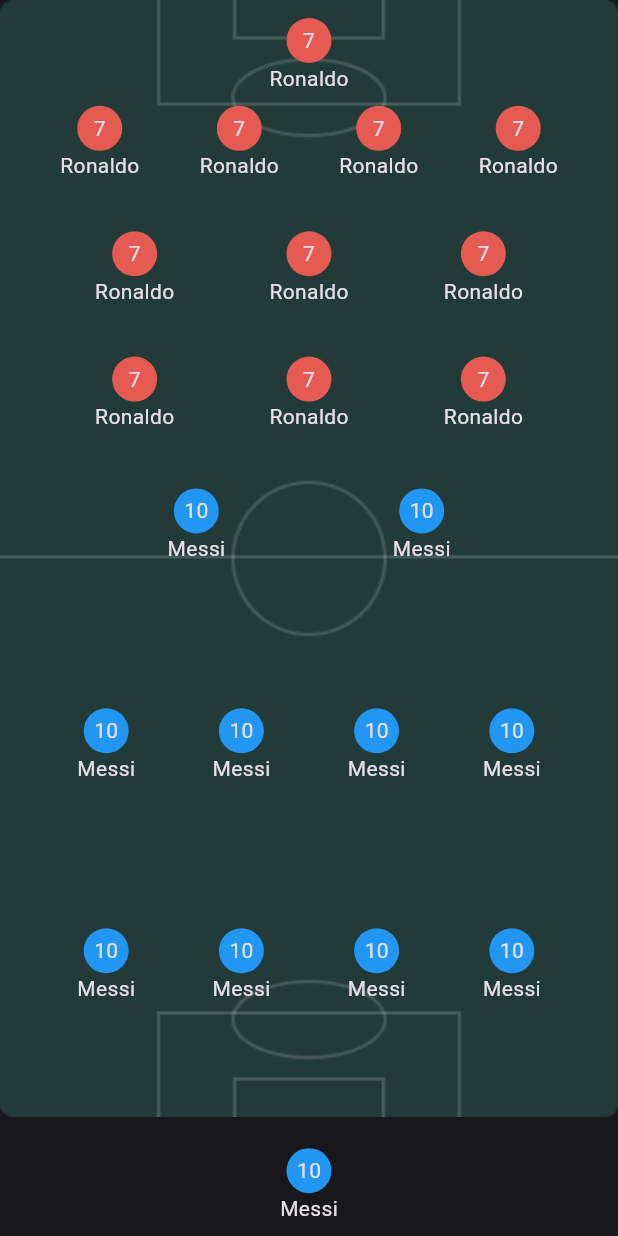
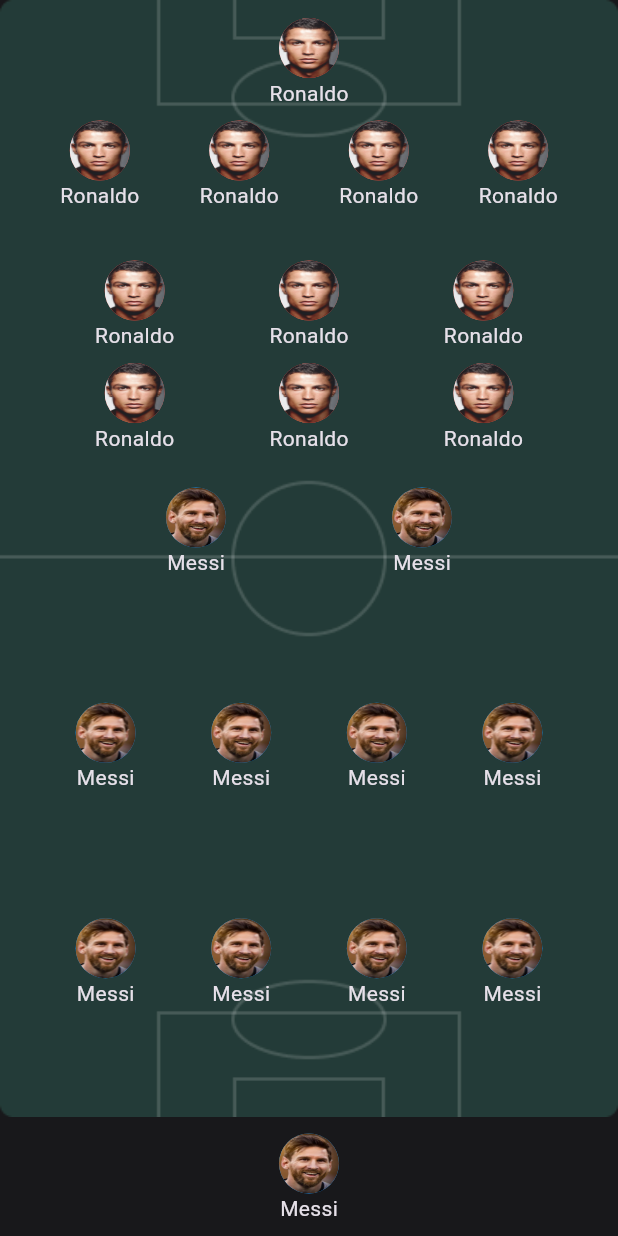
Before and after one commit to MoatazTabl/SwiftGoal, a Flutter app: the LineUpsTab widget shown alone on an empty page, opened directly, on a phone screen of 412 x 824 dp. Run offline on Flutter 3.47's test engine with Material 3 defaults, Android fonts, the light colour scheme and no system bars; our stand-ins replace flutter_screenutil, go_router, google_fonts.

Commit message:
players avatar added

```diff
--- a/lib/feature/match_details/presentation/view/widgets/lineups_tab.dart
+++ b/lib/feature/match_details/presentation/view/widgets/lineups_tab.dart
@@ -46,9 +46,7 @@
                 ],
               ),
             ),
-            const Padding(
-              padding: EdgeInsets.only(top: 25),
-              child: Row(
+            const Row(
               mainAxisAlignment: MainAxisAlignment.spaceEvenly,
               children: [
                 TeamOnePlayer(),
@@ -56,8 +54,7 @@
                 TeamOnePlayer(),
               ],
             ),
-            ),
-            SizedBox(height: 30.h,),
+            SizedBox(height: 15.h,),
             const Row(
               mainAxisAlignment: MainAxisAlignment.spaceEvenly,
               children: [
--- a/lib/feature/match_details/presentation/view/widgets/team_one_player.dart
+++ b/lib/feature/match_details/presentation/view/widgets/team_one_player.dart
@@ -8,16 +8,15 @@
   @override
   Widget build(BuildContext context) {
     return  Container(
-      height: 60.h,
+      height: 70.h,
       child: Column(
         children: [
           Container(
-            decoration: BoxDecoration(color: AppThemes.coral500, borderRadius:BorderRadius.circular(50)),
-            width: 30,
-            height: 30,
-            child: Center(child: Text("7")),
+            decoration: BoxDecoration(image: const DecorationImage(image: AssetImage("assets/images/ronaldo.webp",),fit: BoxFit.fill),color: AppThemes.coral500, borderRadius:BorderRadius.circular(50)),
+            width: 40,
+            height: 40,
           ),
-          Text("Ronaldo"),
+          const Text("Ronaldo"),
         ],
       ),
     );
--- a/lib/feature/match_details/presentation/view/widgets/team_two_player.dart
+++ b/lib/feature/match_details/presentation/view/widgets/team_two_player.dart
@@ -6,17 +6,21 @@
 
   @override
   Widget build(BuildContext context) {
-    return  Container(
-      height: 60.h,
+    return Container(
+      height: 70.h,
       child: Column(
         children: [
           Container(
-            decoration: BoxDecoration(color: Colors.blue, borderRadius:BorderRadius.circular(50)),
-            width: 30,
-            height: 30,
-            child: Center(child: Text("10")),
+            decoration: BoxDecoration(
+                image: const DecorationImage(
+                    image: AssetImage("assets/images/messi.jpg"),
+                    fit: BoxFit.fill),
+                color: Colors.blue,
+                borderRadius: BorderRadius.circular(50)),
+            width: 40,
+            height: 40,
           ),
-          Text("Messi"),
+          const Text("Messi"),
         ],
       ),
     );
```
Also changed, not shown: assets/images/messi.jpg (added), assets/images/ronaldo.webp (added). Lines whose indentation alone changed are shown as unchanged.
